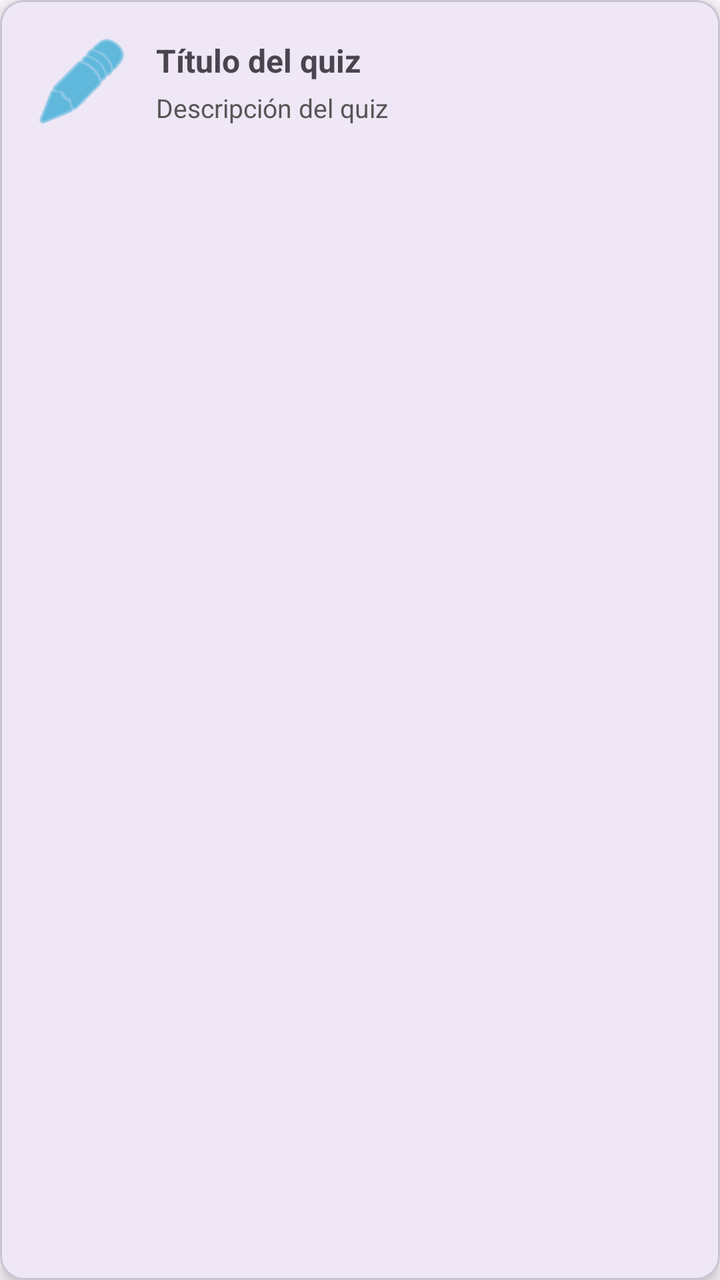
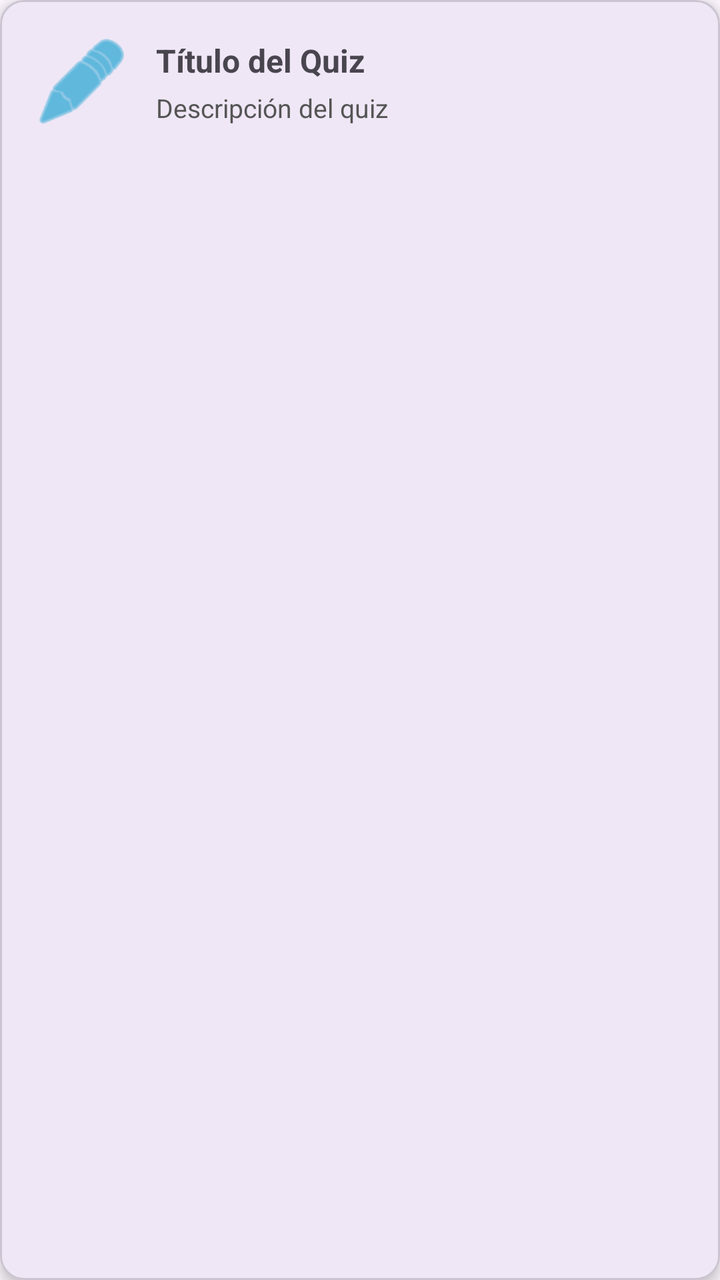

The first picture is an Android layout as it rendered before a commit; the second is the same layout after the commit. The layout source and the unified diff follow.
<!-- AndroidManifest.xml: application theme Theme.AppScrumTutor -->
<!-- res/layout/item_quiz.xml -->
<?xml version="1.0" encoding="utf-8"?>
<com.google.android.material.card.MaterialCardView xmlns:android="http://schemas.android.com/apk/res/android"
    xmlns:app="http://schemas.android.com/apk/res-auto"
    android:layout_width="match_parent"
    android:layout_height="wrap_content"
    android:layout_marginBottom="10dp"
    app:cardCornerRadius="12dp"
    app:cardElevation="4dp"
    android:foreground="?android:attr/selectableItemBackground"
    android:clickable="true">

    <LinearLayout
        android:layout_width="match_parent"
        android:layout_height="wrap_content"
        android:padding="16dp"
        android:orientation="horizontal"
        android:gravity="center_vertical">

        <ImageView
            android:id="@+id/ivQuizIcon"
            android:layout_width="50dp"
            android:layout_height="50dp"
            android:src="@android:drawable/ic_menu_edit"
            android:tint="@android:color/holo_blue_dark"
            android:layout_marginEnd="12dp" />

        <LinearLayout
            android:layout_width="0dp"
            android:layout_height="wrap_content"
            android:layout_weight="1"
            android:orientation="vertical">

            <TextView
                android:id="@+id/tvQuizTitulo"
                android:layout_width="match_parent"
                android:layout_height="wrap_content"
                android:text="@string/quiz_title"
                android:textStyle="bold"
                android:textSize="16sp"/>

            <TextView
                android:id="@+id/tvQuizDescripcion"
                android:layout_width="match_parent"
                android:layout_height="wrap_content"
                android:text="@string/quiz_description"
                android:textColor="#555"
                android:textSize="13sp"
                android:paddingTop="4dp"/>
        </LinearLayout>

    </LinearLayout>

</com.google.android.material.card.MaterialCardView>
<!-- resources referenced by this layout -->
<resources>
  <string name="quiz_description">Descripción del quiz</string>
  <string name="quiz_title">Título del quiz</string>
  <style name="Theme.AppScrumTutor" parent="Base.Theme.AppScrumTutor" />
  <style name="Base.Theme.AppScrumTutor" parent="Theme.Material3.DayNight.NoActionBar">
          
          
      </style>
</resources>

<!-- the commit's change to res/layout/item_quiz.xml (unified diff, before → after) -->
@@ -34,7 +34,7 @@
                 android:id="@+id/tvQuizTitulo"
                 android:layout_width="match_parent"
                 android:layout_height="wrap_content"
-                android:text="@string/quiz_title"
+                android:text="Título del Quiz"
                 android:textStyle="bold"
                 android:textSize="16sp"/>
 
@@ -42,7 +42,7 @@
                 android:id="@+id/tvQuizDescripcion"
                 android:layout_width="match_parent"
                 android:layout_height="wrap_content"
-                android:text="@string/quiz_description"
+                android:text="Descripción del quiz"
                 android:textColor="#555"
                 android:textSize="13sp"
                 android:paddingTop="4dp"/>
<!-- resource entries referenced after the edit -->
@@ -1,7 +1,5 @@
 <!-- resources referenced by this layout -->
 <resources>
-  <string name="quiz_description">Descripción del quiz</string>
-  <string name="quiz_title">Título del quiz</string>
   <style name="Theme.AppScrumTutor" parent="Base.Theme.AppScrumTutor" />
   <style name="Base.Theme.AppScrumTutor" parent="Theme.Material3.DayNight.NoActionBar">
           
